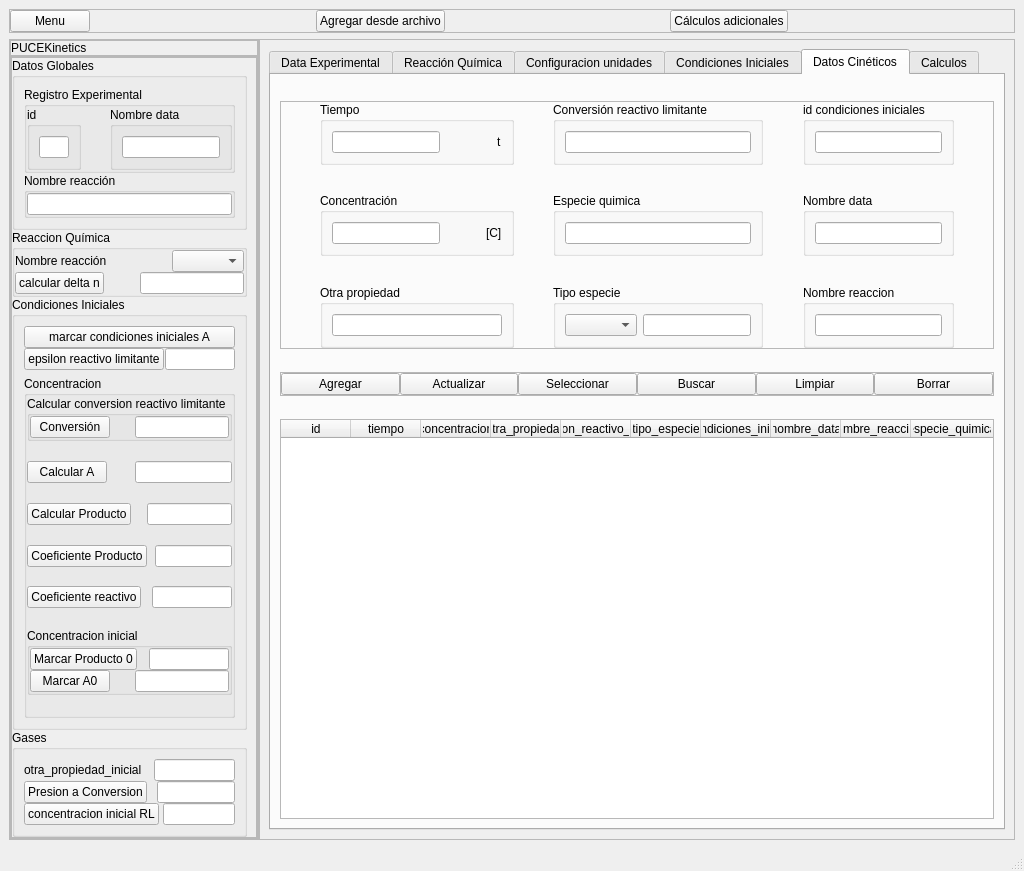
Above: flujo_datos_gui_v5.ui from JuandresPUCE/tesis_pyqt_sqlite before the change. Below: the same form after it.
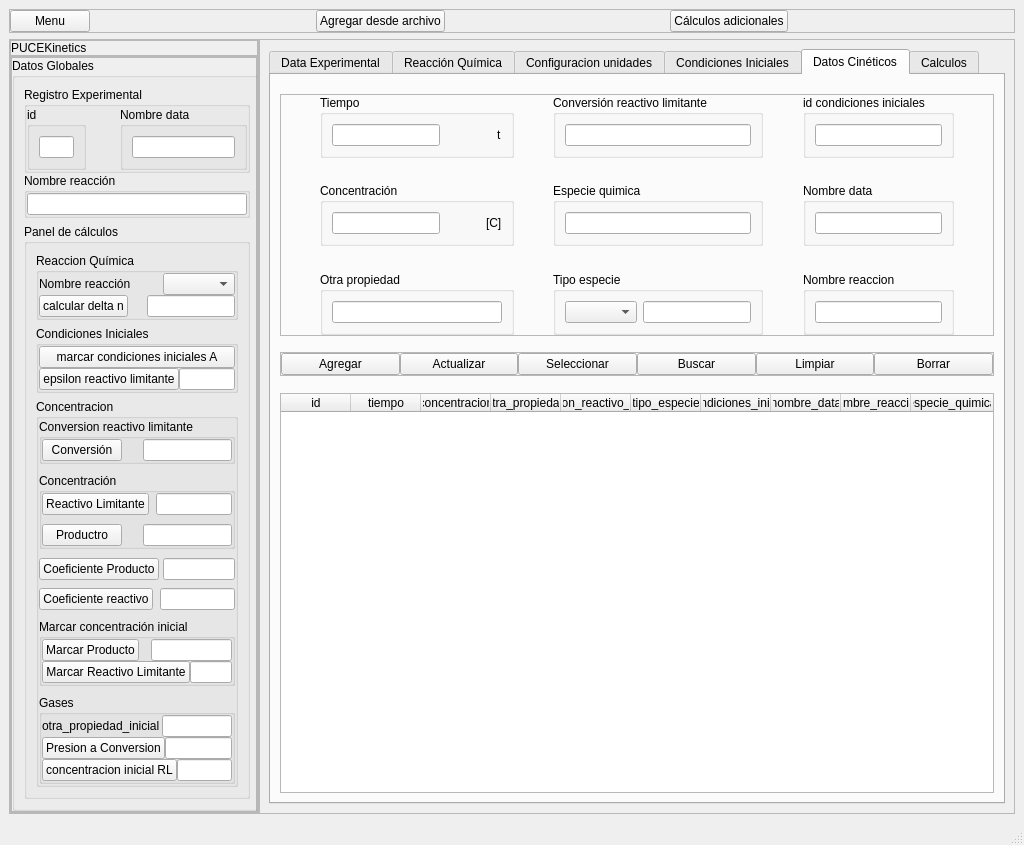
That is the form after the change.

Commit message: revisado producto y reactivo limitante calculo de concentracion, falta gases

```diff
--- a/flujo_datos_gui_v5.ui
+++ b/flujo_datos_gui_v5.ui
@@ -7,7 +7,7 @@
     <x>0</x>
     <y>0</y>
     <width>1024</width>
-    <height>871</height>
+    <height>845</height>
    </rect>
   </property>
   <property name="windowTitle">
@@ -283,9 +283,15 @@
                 </property>
                 <item>
                  <widget class="QGroupBox" name="groupBox">
-                  <property name="maximumSize">
+                  <property name="minimumSize">
                    <size>
                     <width>250</width>
+                    <height>0</height>
+                   </size>
+                  </property>
+                  <property name="maximumSize">
+                   <size>
+                    <width>16777215</width>
                     <height>16777215</height>
                    </size>
                   </property>
@@ -393,7 +399,7 @@
                        <property name="title">
                         <string>Nombre reacción</string>
                        </property>
-                       <layout class="QHBoxLayout" name="horizontalLayout_75">
+                       <layout class="QVBoxLayout" name="verticalLayout_74">
                         <property name="spacing">
                          <number>0</number>
                         </property>
@@ -418,7 +424,12 @@
                     </layout>
                    </item>
                    <item>
-                    <spacer name="verticalSpacer_40">
+                    <layout class="QVBoxLayout" name="verticalLayout_c">
+                     <property name="spacing">
+                      <number>0</number>
+                     </property>
+                     <item>
+                      <spacer name="verticalSpacer_2">
                      <property name="orientation">
                       <enum>Qt::Vertical</enum>
                      </property>
@@ -430,11 +441,27 @@
                      </property>
                     </spacer>
                    </item>
-                  </layout>
-                 </widget>
+                     <item>
+                      <widget class="QGroupBox" name="group_box_computo">
+                       <property name="title">
+                        <string>Panel de cálculos</string>
+                       </property>
+                       <layout class="QVBoxLayout" name="verticalLayout_27">
+                        <item>
+                         <spacer name="verticalSpacer_26">
+                          <property name="orientation">
+                           <enum>Qt::Vertical</enum>
+                          </property>
+                          <property name="sizeHint" stdset="0">
+                           <size>
+                            <width>20</width>
+                            <height>67</height>
+                           </size>
+                          </property>
+                         </spacer>
                 </item>
                 <item>
-                 <widget class="QGroupBox" name="groupBox_2">
+                         <widget class="QGroupBox" name="group_box_rq">
                   <property name="title">
                    <string>Reaccion Química</string>
                   </property>
@@ -455,7 +482,7 @@
                     <number>0</number>
                    </property>
                    <item>
-                    <layout class="QVBoxLayout" name="verticalLayout_27">
+                            <layout class="QVBoxLayout" name="verticalLayout_29">
                      <item>
                       <layout class="QHBoxLayout" name="horizontalLayout_7">
                        <item>
@@ -484,7 +511,7 @@
                       </layout>
                      </item>
                      <item>
-                      <spacer name="verticalSpacer">
+                              <spacer name="verticalSpacer_3">
                        <property name="orientation">
                         <enum>Qt::Vertical</enum>
                        </property>
@@ -528,14 +555,42 @@
                   </layout>
                  </widget>
                 </item>
+                        <item>
+                         <spacer name="verticalSpacer_27">
+                          <property name="orientation">
+                           <enum>Qt::Vertical</enum>
+                          </property>
+                          <property name="sizeHint" stdset="0">
+                           <size>
+                            <width>20</width>
+                            <height>40</height>
+                           </size>
+                          </property>
+                         </spacer>
+                        </item>
                 <item>
                  <widget class="QGroupBox" name="groupBox_3">
                   <property name="title">
                    <string>Condiciones Iniciales</string>
                   </property>
                   <layout class="QVBoxLayout" name="verticalLayout_30">
+                           <property name="spacing">
+                            <number>0</number>
+                           </property>
+                           <property name="leftMargin">
+                            <number>0</number>
+                           </property>
+                           <property name="topMargin">
+                            <number>0</number>
+                           </property>
+                           <property name="rightMargin">
+                            <number>0</number>
+                           </property>
+                           <property name="bottomMargin">
+                            <number>0</number>
+                           </property>
                    <item>
-                    <layout class="QVBoxLayout" name="verticalLayout_29">
+                            <layout class="QVBoxLayout" name="verticalLayout_31">
                      <property name="spacing">
                       <number>0</number>
                      </property>
@@ -547,20 +602,7 @@
                       </widget>
                      </item>
                      <item>
-                      <spacer name="verticalSpacer_39">
-                       <property name="orientation">
-                        <enum>Qt::Vertical</enum>
-                       </property>
-                       <property name="sizeHint" stdset="0">
-                        <size>
-                         <width>20</width>
-                         <height>40</height>
-                        </size>
-                       </property>
-                      </spacer>
-                     </item>
-                     <item>
-                      <spacer name="verticalSpacer_2">
+                              <spacer name="verticalSpacer_4">
                        <property name="orientation">
                         <enum>Qt::Vertical</enum>
                        </property>
@@ -604,6 +646,22 @@
                      </item>
                     </layout>
                    </item>
+                          </layout>
+                         </widget>
+                        </item>
+                        <item>
+                         <spacer name="verticalSpacer_34">
+                          <property name="orientation">
+                           <enum>Qt::Vertical</enum>
+                          </property>
+                          <property name="sizeHint" stdset="0">
+                           <size>
+                            <width>20</width>
+                            <height>40</height>
+                           </size>
+                          </property>
+                         </spacer>
+                        </item>
                    <item>
                     <widget class="QGroupBox" name="groupBox_4">
                      <property name="title">
@@ -611,7 +669,7 @@
                      </property>
                      <layout class="QVBoxLayout" name="verticalLayout_32">
                       <property name="spacing">
-                       <number>6</number>
+                            <number>0</number>
                       </property>
                       <property name="leftMargin">
                        <number>0</number>
@@ -626,7 +684,7 @@
                        <number>0</number>
                       </property>
                       <item>
-                       <spacer name="verticalSpacer_3">
+                            <spacer name="verticalSpacer_5">
                         <property name="orientation">
                          <enum>Qt::Vertical</enum>
                         </property>
@@ -638,17 +696,12 @@
                         </property>
                        </spacer>
                       </item>
-                      <item>
-                       <layout class="QVBoxLayout" name="verticalLayout_31">
-                        <property name="spacing">
-                         <number>0</number>
-                        </property>
                         <item>
                          <widget class="QGroupBox" name="groupBox_62">
                           <property name="title">
-                           <string>Calcular conversion reactivo limitante</string>
-                          </property>
-                          <layout class="QHBoxLayout" name="horizontalLayout_49">
+                              <string>Conversion reactivo limitante</string>
+                             </property>
+                             <layout class="QVBoxLayout" name="verticalLayout_33">
                            <property name="spacing">
                             <number>0</number>
                            </property>
@@ -665,8 +718,7 @@
                             <number>0</number>
                            </property>
                            <item>
-                            <layout class="QHBoxLayout" name="horizontalLayout_47"/>
-                           </item>
+                               <layout class="QHBoxLayout" name="horizontalLayout_47">
                            <item>
                             <widget class="QPushButton" name="calcular_xa">
                              <property name="text">
@@ -691,8 +743,28 @@
                             <widget class="QLineEdit" name="conversion_reactivo_limitante_dc_edit_2"/>
                            </item>
                           </layout>
-                         </widget>
-                        </item>
+                              </item>
+                             </layout>
+                            </widget>
+                           </item>
+                           <item>
+                            <spacer name="verticalSpacer_35">
+                             <property name="orientation">
+                              <enum>Qt::Vertical</enum>
+                             </property>
+                             <property name="sizeHint" stdset="0">
+                              <size>
+                               <width>20</width>
+                               <height>40</height>
+                              </size>
+                             </property>
+                            </spacer>
+                           </item>
+                           <item>
+                            <layout class="QVBoxLayout" name="verticalLayout_34">
+                             <property name="spacing">
+                              <number>0</number>
+                             </property>
                         <item>
                          <layout class="QHBoxLayout" name="horizontalLayout_50">
                           <property name="spacing">
@@ -701,7 +773,7 @@
                          </layout>
                         </item>
                         <item>
-                         <spacer name="verticalSpacer_5">
+                              <spacer name="verticalSpacer_36">
                           <property name="orientation">
                            <enum>Qt::Vertical</enum>
                           </property>
@@ -713,6 +785,27 @@
                           </property>
                          </spacer>
                         </item>
+                             <item>
+                              <widget class="QGroupBox" name="groupBox_2">
+                               <property name="title">
+                                <string>Concentración</string>
+                               </property>
+                               <layout class="QVBoxLayout" name="verticalLayout_70">
+                                <property name="spacing">
+                                 <number>0</number>
+                                </property>
+                                <property name="leftMargin">
+                                 <number>0</number>
+                                </property>
+                                <property name="topMargin">
+                                 <number>0</number>
+                                </property>
+                                <property name="rightMargin">
+                                 <number>0</number>
+                                </property>
+                                <property name="bottomMargin">
+                                 <number>0</number>
+                                </property>
                         <item>
                          <layout class="QHBoxLayout" name="horizontalLayout_51">
                           <property name="spacing">
@@ -721,7 +814,7 @@
                           <item>
                            <widget class="QPushButton" name="calcular_a">
                             <property name="text">
-                             <string>Calcular A</string>
+                                     <string>Reactivo Limitante</string>
                             </property>
                            </widget>
                           </item>
@@ -744,7 +837,7 @@
                          </layout>
                         </item>
                         <item>
-                         <spacer name="verticalSpacer_27">
+                                 <spacer name="verticalSpacer_37">
                           <property name="orientation">
                            <enum>Qt::Vertical</enum>
                           </property>
@@ -764,7 +857,7 @@
                           <item>
                            <widget class="QPushButton" name="calcular_producto">
                             <property name="text">
-                             <string>Calcular Producto</string>
+                                     <string>Productro</string>
                             </property>
                            </widget>
                           </item>
@@ -786,8 +879,11 @@
                           </item>
                          </layout>
                         </item>
+                               </layout>
+                              </widget>
+                             </item>
                         <item>
-                         <spacer name="verticalSpacer_34">
+                              <spacer name="verticalSpacer_38">
                           <property name="orientation">
                            <enum>Qt::Vertical</enum>
                           </property>
@@ -830,7 +926,7 @@
                          </layout>
                         </item>
                         <item>
-                         <spacer name="verticalSpacer_35">
+                              <spacer name="verticalSpacer_39">
                           <property name="orientation">
                            <enum>Qt::Vertical</enum>
                           </property>
@@ -873,7 +969,7 @@
                          </layout>
                         </item>
                         <item>
-                         <spacer name="verticalSpacer_36">
+                              <spacer name="verticalSpacer_40">
                           <property name="orientation">
                            <enum>Qt::Vertical</enum>
                           </property>
@@ -886,9 +982,9 @@
                          </spacer>
                         </item>
                         <item>
-                         <widget class="QGroupBox" name="groupBox_65">
+                              <widget class="QGroupBox" name="groupBox_c0">
                           <property name="title">
-                           <string>Concentracion inicial</string>
+                                <string>Marcar concentración inicial</string>
                           </property>
                           <layout class="QVBoxLayout" name="verticalLayout_71">
                            <property name="spacing">
@@ -914,7 +1010,7 @@
                              <item>
                               <widget class="QPushButton" name="marcar_producto0_btn">
                                <property name="text">
-                                <string>Marcar Producto 0</string>
+                                     <string>Marcar Producto</string>
                                </property>
                               </widget>
                              </item>
@@ -944,7 +1040,7 @@
                              <item>
                               <widget class="QPushButton" name="marcar_a0_btn">
                                <property name="text">
-                                <string>Marcar A0</string>
+                                     <string>Marcar Reactivo Limitante</string>
                                </property>
                               </widget>
                              </item>
@@ -982,22 +1078,29 @@
                           </property>
                          </spacer>
                         </item>
-                       </layout>
-                      </item>
-                     </layout>
-                    </widget>
-                   </item>
-                  </layout>
-                 </widget>
-                </item>
                 <item>
                  <widget class="QGroupBox" name="groupBox_5">
                   <property name="title">
                    <string>Gases</string>
                   </property>
-                  <layout class="QVBoxLayout" name="verticalLayout_34">
+                               <layout class="QVBoxLayout" name="verticalLayout_72">
+                                <property name="spacing">
+                                 <number>0</number>
+                                </property>
+                                <property name="leftMargin">
+                                 <number>0</number>
+                                </property>
+                                <property name="topMargin">
+                                 <number>0</number>
+                                </property>
+                                <property name="rightMargin">
+                                 <number>0</number>
+                                </property>
+                                <property name="bottomMargin">
+                                 <number>0</number>
+                                </property>
                    <item>
-                    <layout class="QVBoxLayout" name="verticalLayout_33">
+                                 <layout class="QVBoxLayout" name="verticalLayout_73">
                      <property name="spacing">
                       <number>0</number>
                      </property>
@@ -1044,7 +1147,7 @@
                       </layout>
                      </item>
                      <item>
-                      <spacer name="verticalSpacer_37">
+                                   <spacer name="verticalSpacer_48">
                        <property name="orientation">
                         <enum>Qt::Vertical</enum>
                        </property>
@@ -1084,7 +1187,7 @@
                       </layout>
                      </item>
                      <item>
-                      <spacer name="verticalSpacer_38">
+                                   <spacer name="verticalSpacer_49">
                        <property name="orientation">
                         <enum>Qt::Vertical</enum>
                        </property>
@@ -1122,6 +1225,58 @@
                         <widget class="QLineEdit" name="concentracion_reactivo_limitante_calculo_2"/>
                        </item>
                       </layout>
+                                  </item>
+                                 </layout>
+                                </item>
+                               </layout>
+                              </widget>
+                             </item>
+                            </layout>
+                           </item>
+                          </layout>
+                         </widget>
+                        </item>
+                        <item>
+                         <spacer name="verticalSpacer_50">
+                          <property name="orientation">
+                           <enum>Qt::Vertical</enum>
+                          </property>
+                          <property name="sizeHint" stdset="0">
+                           <size>
+                            <width>20</width>
+                            <height>40</height>
+                           </size>
+                          </property>
+                         </spacer>
+                        </item>
+                        <item>
+                         <spacer name="verticalSpacer_51">
+                          <property name="orientation">
+                           <enum>Qt::Vertical</enum>
+                          </property>
+                          <property name="sizeHint" stdset="0">
+                           <size>
+                            <width>20</width>
+                            <height>67</height>
+                           </size>
+                          </property>
+                         </spacer>
+                        </item>
+                       </layout>
+                      </widget>
+                     </item>
+                     <item>
+                      <spacer name="verticalSpacer">
+                       <property name="orientation">
+                        <enum>Qt::Vertical</enum>
+                       </property>
+                       <property name="sizeHint" stdset="0">
+                        <size>
+                         <width>20</width>
+                         <height>40</height>
+                        </size>
+                       </property>
+                      </spacer>
                      </item>
                     </layout>
                    </item>
```
Lines whose indentation alone changed are shown as unchanged. The commit also changes 5 other files.
